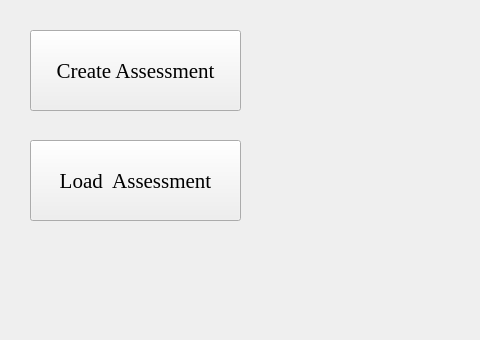
Old version of the form ui/main_menu.ui in the repository DenisTrputec/DynamicStabilityAssessment; both pictures show x 0 to 480 and y 0 to 340 of the 800 by 600 pixel window.
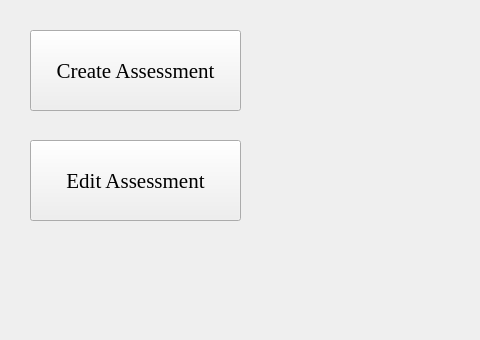
New version of the form.

```diff
--- a/ui/main_menu.ui
+++ b/ui/main_menu.ui
@@ -61,7 +61,7 @@
      <string>Load Existing Assessment</string>
     </property>
     <property name="text">
-     <string>Load  Assessment</string>
+     <string>Edit Assessment</string>
     </property>
    </widget>
   </widget>
```
Left out of the diff: 6 changed lines with no effect on the pictures.
